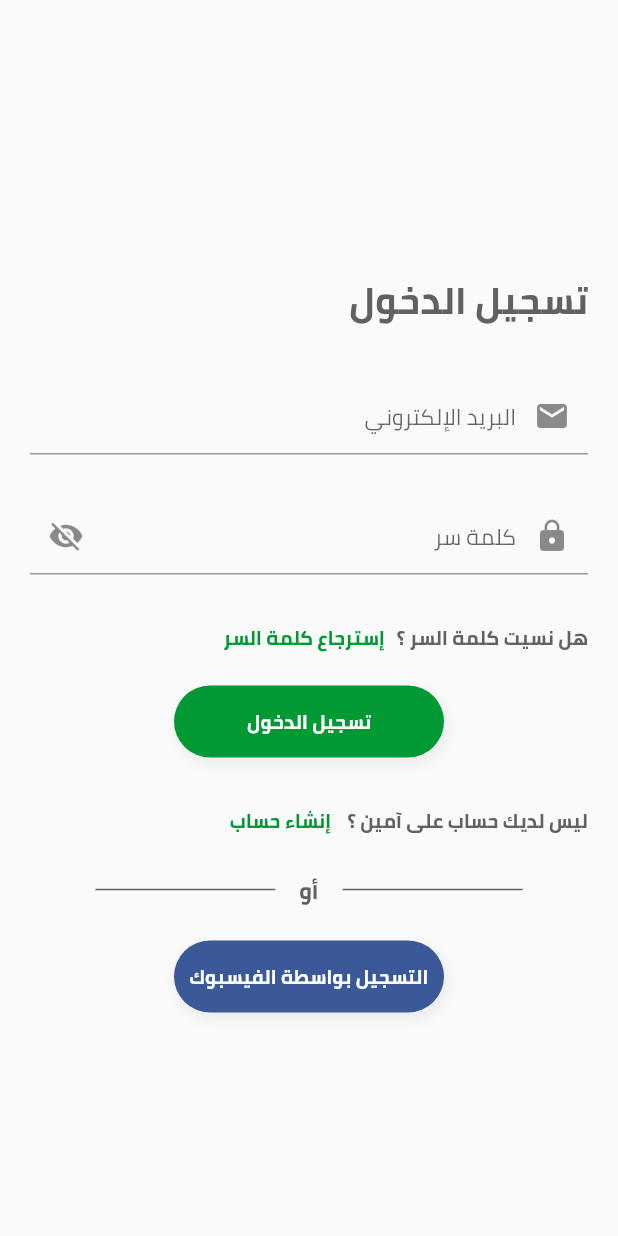
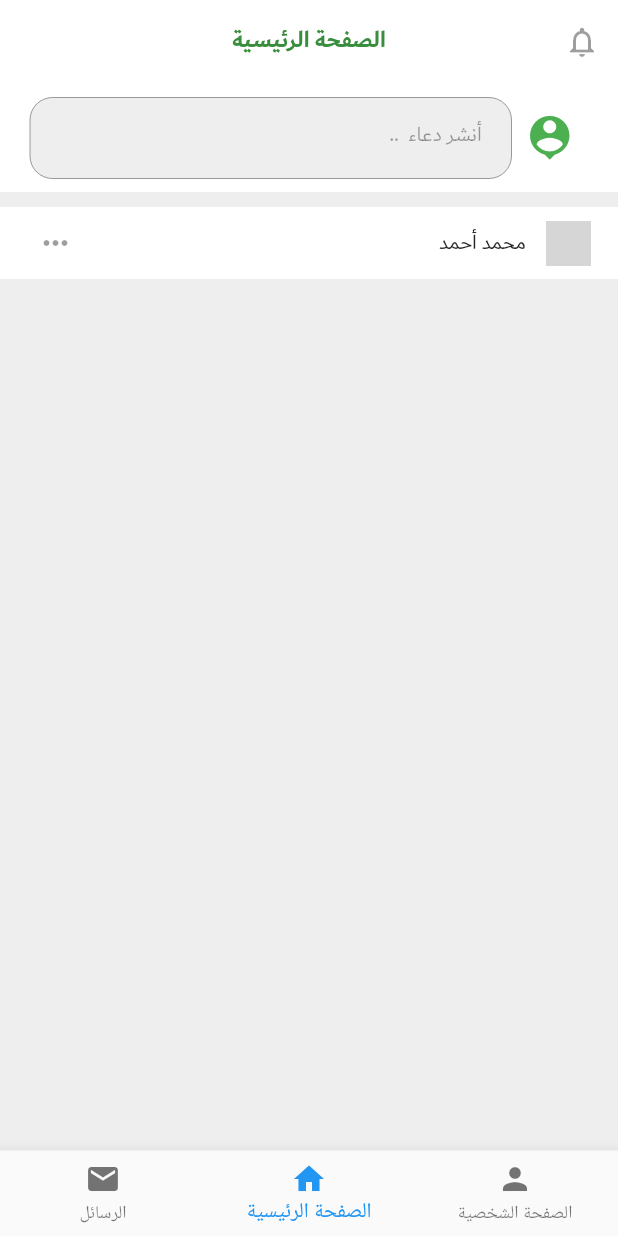
Before and after one commit to Youssefguba/Ameen, a Flutter app: the screen it shows after launch, on a phone screen of 412 x 824 dp. Run offline on Flutter 3.47's test engine with Material 2 defaults, Android fonts, the light colour scheme and no system bars; network calls fail; grey boxes are pictures that could not be loaded.

Commit message:
Create Widget's file && Create NewsFeed Widgets

```diff
--- /dev/null
+++ b/lib/Screens/news_feed.dart
@@ -0,0 +1,81 @@
+import 'package:ameen/widgets/bottom_navigation.dart';
+import 'package:ameen/widgets/custom_app_bar.dart';
+import 'package:ameen/widgets/post_card.dart';
+import 'package:flutter/material.dart';
+import 'package:flutter/widgets.dart';
+
+class NewsFeed extends StatefulWidget {
+  @override
+  _NewsFeedState createState() => _NewsFeedState();
+}
+
+class _NewsFeedState extends State<NewsFeed> {
+  @override
+  Widget build(BuildContext context) {
+    return Scaffold(
+      backgroundColor: Colors.grey.shade200,
+      appBar: CustomAppBar(),
+      bottomNavigationBar: BottomNavigation(),
+      body: SingleChildScrollView(
+        child: Container(
+          height: MediaQuery.of(context).size.height,
+          child: Stack(
+            children: <Widget>[
+              Column(
+                children: <Widget>[
+                  CreatePost(),
+                  _postCard(),
+                ],
+              ),
+            ],
+          ),
+        ),
+      ),
+    );
+  }
+
+  Widget _postCard() {
+    return Container(
+      margin: EdgeInsets.symmetric(vertical: 10),
+      padding: EdgeInsets.symmetric(horizontal: 13),
+      color: Colors.white,
+      child: Column(
+        children: <Widget>[
+          Row(
+            mainAxisAlignment: MainAxisAlignment.spaceBetween,
+            children: <Widget>[
+              Flexible(
+                child: IconButton(
+                  icon: Icon(Icons.more_horiz),
+                ),
+              ),
+              Row(
+                children: <Widget>[
+                  Container(
+                    padding: EdgeInsets.symmetric(horizontal: 5),
+                    child: Text(
+                      "محمد أحمد ",
+                      style: TextStyle(
+                        fontFamily: 'Dubai',
+                        fontSize: 14,
+                      ),
+                    ),
+                  ),
+                  Container(
+                    padding: EdgeInsets.symmetric(horizontal: 5),
+                    child: Image(
+                      image: NetworkImage(
+                          'https://flutter.github.io/assets-for-api-docs/assets/widgets/owl.jpg'),
+                      height: 30,
+                      width: 30,
+                    ),
+                  ),
+                ],
+              ),
+            ],
+          ),
+        ],
+      ),
+    );
+  }
+}
--- a/lib/Screens/sign_up.dart
+++ b/lib/Screens/sign_up.dart
@@ -11,7 +11,6 @@ class SignUp extends StatefulWidget {
 }
 
 class _SignUpState extends State<SignUp> {
-
   Widget _loginAccountLabel() {
     return Container(
       margin: EdgeInsets.symmetric(vertical: 20),
@@ -22,9 +21,9 @@ class _SignUpState extends State<SignUp> {
             child: Text(
               'تسجيل دخول',
               style: TextStyle(
-                  color: Color.fromRGBO(0, 153, 51, 1),
+                  color: Colors.green.shade700,
                   fontSize: 13,
-                  fontFamily: 'Cairo',
+                  fontFamily: 'Dubai',
                   fontWeight: FontWeight.w600),
             ),
           ),
@@ -37,7 +36,7 @@ class _SignUpState extends State<SignUp> {
                 fontSize: 13,
                 fontWeight: FontWeight.w600,
                 color: Colors.grey.shade700,
-                fontFamily: 'Cairo'),
+                fontFamily: 'Dubai'),
           ),
         ],
       ),
@@ -51,7 +50,7 @@ class _SignUpState extends State<SignUp> {
         text: 'الإشتراك',
         style: TextStyle(
           fontSize: 25,
-          fontFamily: 'Cairo',
+          fontFamily: 'Dubai',
           fontWeight: FontWeight.w700,
           color: Colors.grey.shade700,
         ),
@@ -63,8 +62,11 @@ class _SignUpState extends State<SignUp> {
     return Column(
       children: <Widget>[
         EntryField("الإسم", Icon(Icons.person)),
-        EntryField("البريد الإلكتروني", Icon(Icons.email), textInputType: TextInputType.emailAddress),
-        EntryField("إنشاء كلمة سر", Icon(Icons.lock), isPassword: true, visibleIcon: Icon(Icons.visibility_off)),
+        EntryField("إسم العائلة", Icon(Icons.person)),
+        EntryField("البريد الإلكتروني", Icon(Icons.email),
+            textInputType: TextInputType.emailAddress),
+        EntryField("إنشاء كلمة سر", Icon(Icons.lock),
+            isPassword: true, visibleIcon: Icon(Icons.visibility_off)),
       ],
     );
   }
@@ -78,15 +80,15 @@ class _SignUpState extends State<SignUp> {
           child: Stack(
             children: <Widget>[
               Container(
-                padding: EdgeInsets.symmetric(horizontal: 20),
+                padding: EdgeInsets.symmetric(horizontal: 21),
                 child: Column(
                   crossAxisAlignment: CrossAxisAlignment.end,
                   mainAxisAlignment: MainAxisAlignment.center,
                   children: <Widget>[
+                    _title(),
                     SizedBox(
-                      height: 40,
+                      height: 20,
                     ),
-                    _title(),
                     SizedBox(
                       height: 10,
                     ),
@@ -94,7 +96,7 @@ class _SignUpState extends State<SignUp> {
                     SizedBox(
                       height: 10,
                     ),
-                    SubmitButton(Color.fromRGBO(0, 153, 51, 1), "إنشاء حساب"),
+                    SubmitButton(Colors.green.shade700, "إنشاء حساب"),
                     SizedBox(
                       height: 10,
                     ),
--- a/lib/main.dart
+++ b/lib/main.dart
@@ -1,6 +1,6 @@
-import 'package:ameen/Screens/login.dart';
-import 'package:ameen/Screens/sign_up.dart';
+import 'package:ameen/Screens/news_feed.dart';
 import 'package:flutter/material.dart';
+
 
 void main() => runApp(MyApp());
 
@@ -13,7 +13,7 @@ class MyApp extends StatelessWidget {
         primaryColor: Colors.green,
       ),
       debugShowCheckedModeBanner: false,
-      home: Login(),
+      home:  NewsFeed(),
     );
 
   }
--- /dev/null
+++ b/lib/widgets/bottom_navigation.dart
@@ -0,0 +1,50 @@
+import 'package:flutter/material.dart';
+
+class BottomNavigation extends StatefulWidget {
+  @override
+  _BottomNavigationState createState() => _BottomNavigationState();
+}
+
+class _BottomNavigationState extends State<BottomNavigation> {
+  @override
+  Widget build(BuildContext context) {
+    return BottomNavigationBar(
+      currentIndex: 1, // this will be set when a new tab is tapped
+      items: [
+        BottomNavigationBarItem(
+          icon: new Icon(Icons.mail),
+          title: new Text(
+            'الرسائل',
+            style: TextStyle(
+              fontFamily: 'Dubai',
+              fontSize: 12.0,
+              fontWeight: FontWeight.w500,
+            ),
+          ),
+        ),
+        BottomNavigationBarItem(
+          icon: new Icon(Icons.home),
+          title: new Text(
+            'الصفحة الرئيسية',
+            style: TextStyle(
+              fontFamily: 'Dubai',
+              fontSize: 12.0,
+              fontWeight: FontWeight.w500,
+            ),
+          ),
+        ),
+        BottomNavigationBarItem(
+          icon: Icon(Icons.person),
+          title: Text(
+            'الصفحة الشخصية',
+            style: TextStyle(
+              fontFamily: 'Dubai',
+              fontSize: 12.0,
+              fontWeight: FontWeight.w500,
+            ),
+          ),
+        )
+      ],
+    );
+  }
+}
--- /dev/null
+++ b/lib/widgets/custom_app_bar.dart
@@ -0,0 +1,27 @@
+import 'package:flutter/material.dart';
+
+Widget CustomAppBar() {
+  return AppBar(
+    backgroundColor: Colors.white,
+    elevation: 0.0,
+    flexibleSpace: FlexibleSpaceBar(
+      centerTitle: true,
+      title: Text(
+        "الصفحة الرئيسية",
+        textDirection: TextDirection.rtl,
+        style: TextStyle(
+          fontSize: 16.0,
+          fontFamily: 'Dubai',
+          fontWeight: FontWeight.w700,
+          color: Colors.green.shade700,
+        ),
+      ),
+    ),
+    actions: <Widget>[
+      IconButton(
+        icon: Icon(Icons.notifications_none),
+        tooltip: "الآشعارات",
+      )
+    ],
+  );
+}
--- a/lib/widgets/entry_field.dart
+++ b/lib/widgets/entry_field.dart
@@ -25,9 +25,6 @@ class EntryField extends StatelessWidget {
         textDirection: TextDirection.rtl,
         crossAxisAlignment: CrossAxisAlignment.center,
         children: <Widget>[
-          SizedBox(
-            height: 8,
-          ),
           TextField(
               textAlign: TextAlign.right,
               textDirection: TextDirection.rtl,
@@ -35,13 +32,13 @@ class EntryField extends StatelessWidget {
               autocorrect: true,
               keyboardType: textInputType,
               cursorColor:Color.fromRGBO(0, 153, 51, 1),
-              style: TextStyle(fontFamily: 'Cairo', fontSize: 15),
+              style: TextStyle(fontFamily: 'Dubai', fontSize: 15),
               decoration: InputDecoration(
                 suffixIcon: inputIcon,
                 prefixIcon: visibleIcon,
                 hintText: title,
                 border: UnderlineInputBorder(),
-              ))
+              )),
         ],
       ),
     );
--- /dev/null
+++ b/lib/widgets/post_card.dart
@@ -0,0 +1,39 @@
+import 'package:flutter/material.dart';
+
+class CreatePost extends StatelessWidget {
+  @override
+  Widget build(BuildContext context) {
+    return Container(
+      color: Colors.white,
+      padding: EdgeInsets.symmetric(horizontal: 20.0, vertical: 9.0),
+      child: Row(
+        children: <Widget>[
+          Flexible(
+            child: TextField(
+                textAlign: TextAlign.right,
+                textDirection: TextDirection.rtl,
+                showCursor: false,
+                style:
+                TextStyle(fontFamily: 'Dubai', fontSize: 14, height: 1.0),
+                readOnly: true,
+                decoration: InputDecoration(
+                  fillColor: Colors.grey.shade200,
+                  filled: true,
+                  hintText: "..  أنشر دعاء ",
+                  contentPadding: EdgeInsets.all(20.0),
+                  enabled: false,
+                  border: OutlineInputBorder(
+                    borderRadius: BorderRadius.all(Radius.circular(15.0)),
+                  ),
+                )),
+          ),
+          IconButton(
+            icon: Icon(Icons.person_pin),
+            iconSize: 35.0,
+            disabledColor: Colors.green,
+          ),
+        ],
+      ),
+    );
+  }
+}
```
Also changed, not shown: pubspec.yaml (+8 -0 lines), fonts/Dubai_Bold.ttf (added), fonts/Dubai_Light.ttf (added), fonts/Dubai_Medium.ttf (added), fonts/Dubai_Regular.ttf (added).
